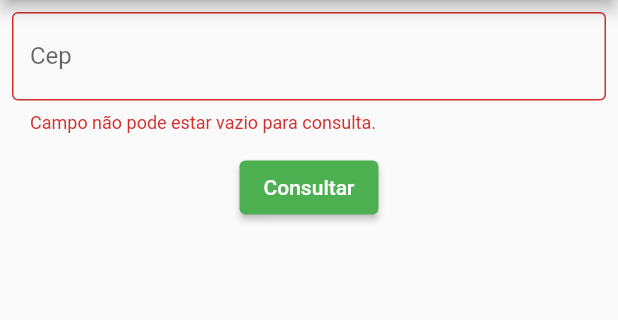
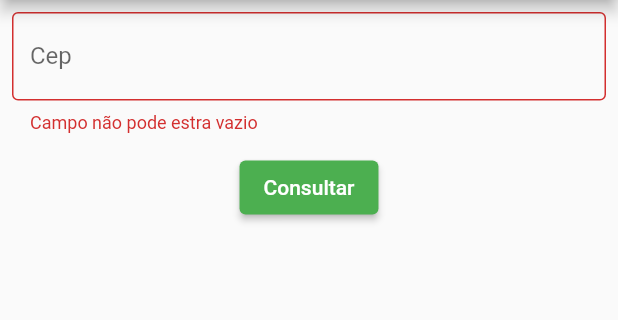
Before and after one commit to MarhlonKorb/consulta_cep_app, a Flutter app: the screen it shows after launch, after a tap on "Consultar", on a phone screen of 412 x 824 dp, the part 84-404 px from its top. Run offline on Flutter 3.47's test engine with Material 2 defaults, Android fonts, the phone set to English and light mode, and no system bars; our stand-ins replace brasil_fields, flutter_dotenv.

Commit message:
Commit 3
- Extração dos campos do objeto cep da requisição e criado um widget separado para este objeto;

- Centralização da validação do campo de cep.

```diff
--- a/lib/modules/cep/ui/widgets/search_form.dart
+++ b/lib/modules/cep/ui/widgets/search_form.dart
@@ -1,10 +1,12 @@
 import 'package:brasil_fields/brasil_fields.dart';
 import 'package:consulta_cep_app/modules/cep/domain/services/cep_service.dart';
 import 'package:consulta_cep_app/modules/cep/infra/cep_repository_api.dart';
+import 'package:consulta_cep_app/modules/shared/validators/input_cep_validator.dart';
 import 'package:flutter/material.dart';
 import 'package:flutter/services.dart';
+import '../../domain/models/cep.dart';
+import 'cep_formmated_widget.dart';
 
-import '../../domain/models/cep.dart';
 class SearchForm extends StatefulWidget {
   const SearchForm({super.key});
 
@@ -19,7 +21,7 @@ class SearchFormState extends State<SearchForm> {
   final cepService = CepService(cepRepository: CepRepositoryApi());
   final inputCepController = TextEditingController();
   bool _loading = false;
-  String? _result;
+  Cep? _result;
 
   @override
   void initState() {
@@ -53,13 +55,7 @@ class SearchFormState extends State<SearchForm> {
                       CepInputFormatter(),
                     ],
                     keyboardType: TextInputType.number,
-                  validator: (value) {
-                    if (value == null || value.isEmpty) {
-                      return 'Campo não pode estar vazio para consulta.';
-                    }
-                    return null;
-                  },
-                ),
+                    validator: (value) => InputCepValidator(value).execute()),
                 Padding(
                   padding: const EdgeInsets.all(12),
                   child: _loading
@@ -88,7 +84,7 @@ class SearchFormState extends State<SearchForm> {
     final cepEncontrado = await cepService.buscar(cep);
 
     setState(() {
-      _result = cepEncontrado.toJson();
+      _result = cepEncontrado;
     });
 
     _procurandoCep(false);
@@ -106,10 +102,7 @@ class SearchFormState extends State<SearchForm> {
       child: Card(
         child: Padding(
           padding: const EdgeInsets.all(18.0),
-          child: InkWell(
-            child: Text(_result.toString()),
-
-          ),
+          child: CepFormattedWidget(result: _result),
         ),
       ),
     );
--- /dev/null
+++ b/lib/modules/shared/validators/i_input_validator.dart
@@ -0,0 +1,12 @@
+abstract class IInputValidator {
+  bool _isValid();
+  String? _getMessageError();
+
+  String? execute(){
+    if (!_isValid()) {
+      return _getMessageError();
+    }
+    return null;
+  }
+
+}
--- /dev/null
+++ b/lib/modules/shared/validators/input_cep_validator.dart
@@ -0,0 +1,19 @@
+import 'package:consulta_cep_app/modules/shared/validators/i_input_validator.dart';
+
+class InputCepValidator implements IInputValidator {
+  final String? value;
+
+  InputCepValidator(this.value);
+
+  _isValid() => value!.isNotEmpty && value != null;
+
+  _getMessageError() => 'Campo não pode estra vazio';
+
+  @override
+  String? execute() {
+    if (!_isValid()) {
+     return _getMessageError();
+    }
+    return null;
+  }
+}
```
Also changed, not shown: lib/modules/cep/ui/widgets/cep_formmated_widget.dart (added, +30 -0 lines). Lines whose indentation alone changed are shown as unchanged.
